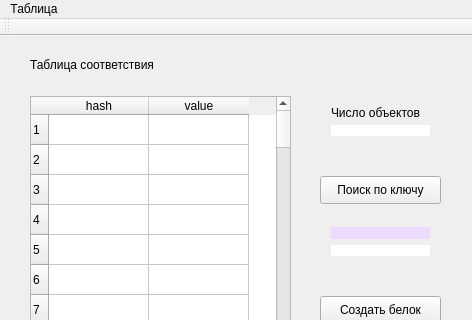
Before: the Qt Designer form mainwindow.ui in anyazavrr/newlab, drawn with Qt 5; both pictures show x 0 to 472 and y 0 to 320 of the 472 by 521 pixel window.
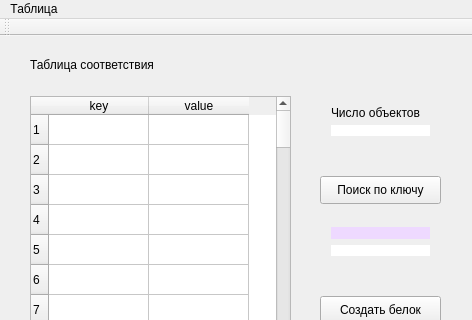
After: the same form once the commit is applied.

Diff of the .ui file:
```diff
--- a/mainwindow.ui
+++ b/mainwindow.ui
@@ -520,7 +520,7 @@
     </row>
     <column>
      <property name="text">
-      <string>hash</string>
+      <string>key</string>
      </property>
     </column>
     <column>
@@ -568,7 +568,7 @@
      <string>TextLabel</string>
     </property>
    </widget>
-   <widget class="QWidget" name="">
+   <widget class="QWidget" name="layoutWidget">
     <property name="geometry">
      <rect>
       <x>320</x>
@@ -597,7 +597,7 @@
      </item>
     </layout>
    </widget>
-   <widget class="QWidget" name="">
+   <widget class="QWidget" name="layoutWidget">
     <property name="geometry">
      <rect>
       <x>320</x>
```
